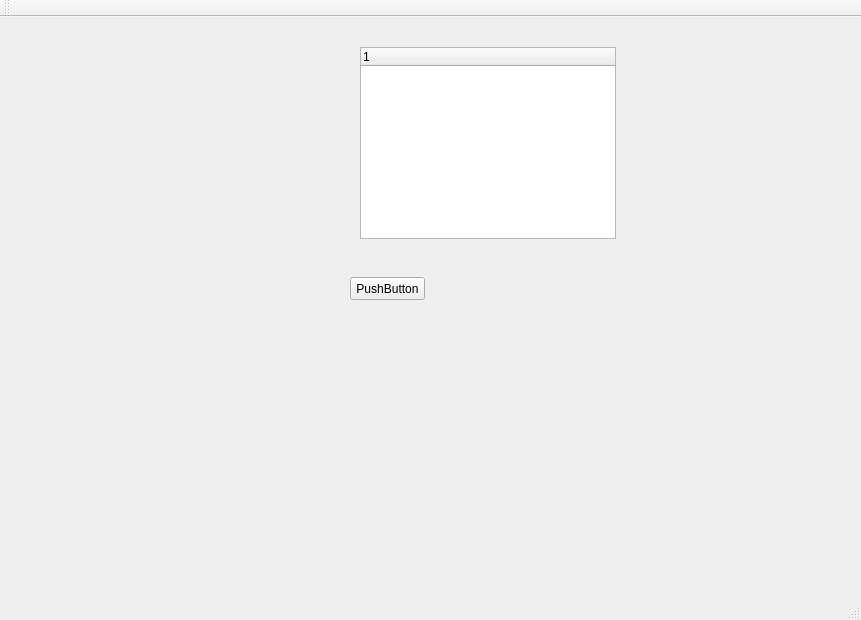
First picture: the form in WIFI_tracker_MTK/mainwindow.ui, repository GGORZ10227216/WIFI_tracker_MTK, before the edit.
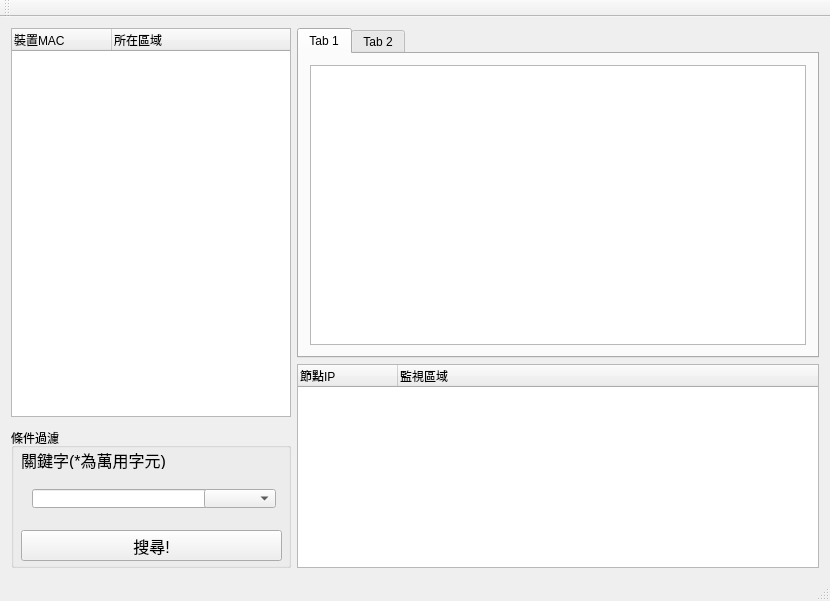
Second picture: the form after the edit.

Commit message: 設定UI布局

What changed in the file:
```diff
--- a/WIFI_tracker_MTK/mainwindow.ui
+++ b/WIFI_tracker_MTK/mainwindow.ui
@@ -6,42 +6,255 @@
    <rect>
     <x>0</x>
     <y>0</y>
-    <width>861</width>
-    <height>620</height>
+    <width>830</width>
+    <height>601</height>
    </rect>
   </property>
   <property name="windowTitle">
    <string>MainWindow</string>
   </property>
   <widget class="QWidget" name="centralWidget">
-   <widget class="QPushButton" name="pushButton">
-    <property name="geometry">
-     <rect>
-      <x>350</x>
-      <y>260</y>
-      <width>75</width>
-      <height>23</height>
-     </rect>
-    </property>
-    <property name="text">
-     <string>PushButton</string>
-    </property>
-   </widget>
-   <widget class="QTreeWidget" name="treeWidget">
-    <property name="geometry">
-     <rect>
-      <x>360</x>
-      <y>30</y>
-      <width>256</width>
-      <height>192</height>
-     </rect>
-    </property>
-    <column>
-     <property name="text">
-      <string notr="true">1</string>
-     </property>
-    </column>
-   </widget>
+   <layout class="QHBoxLayout" name="horizontalLayout_2">
+    <item>
+     <layout class="QHBoxLayout" name="horizontalLayout_3">
+      <item>
+       <layout class="QVBoxLayout" name="verticalLayout_4">
+        <property name="spacing">
+         <number>0</number>
+        </property>
+        <item>
+         <widget class="QTreeWidget" name="treeWidget">
+          <property name="minimumSize">
+           <size>
+            <width>280</width>
+            <height>0</height>
+           </size>
+          </property>
+          <property name="maximumSize">
+           <size>
+            <width>280</width>
+            <height>16777215</height>
+           </size>
+          </property>
+          <column>
+           <property name="text">
+            <string>裝置MAC</string>
+           </property>
+          </column>
+          <column>
+           <property name="text">
+            <string>所在區域</string>
+           </property>
+          </column>
+         </widget>
+        </item>
+        <item>
+         <spacer name="verticalSpacer">
+          <property name="orientation">
+           <enum>Qt::Vertical</enum>
+          </property>
+          <property name="sizeType">
+           <enum>QSizePolicy::Fixed</enum>
+          </property>
+          <property name="sizeHint" stdset="0">
+           <size>
+            <width>20</width>
+            <height>11</height>
+           </size>
+          </property>
+         </spacer>
+        </item>
+        <item>
+         <widget class="QGroupBox" name="groupBox">
+          <property name="minimumSize">
+           <size>
+            <width>280</width>
+            <height>140</height>
+           </size>
+          </property>
+          <property name="maximumSize">
+           <size>
+            <width>250</width>
+            <height>140</height>
+           </size>
+          </property>
+          <property name="title">
+           <string>條件過濾</string>
+          </property>
+          <widget class="QLabel" name="label">
+           <property name="geometry">
+            <rect>
+             <x>10</x>
+             <y>20</y>
+             <width>151</width>
+             <height>21</height>
+            </rect>
+           </property>
+           <property name="text">
+            <string>&lt;html&gt;&lt;head/&gt;&lt;body&gt;&lt;p&gt;&lt;span style=&quot; font-size:12pt;&quot;&gt;關鍵字(*為萬用字元)&lt;/span&gt;&lt;/p&gt;&lt;/body&gt;&lt;/html&gt;</string>
+           </property>
+          </widget>
+          <widget class="QWidget" name="horizontalLayoutWidget_2">
+           <property name="geometry">
+            <rect>
+             <x>10</x>
+             <y>50</y>
+             <width>266</width>
+             <height>41</height>
+            </rect>
+           </property>
+           <layout class="QHBoxLayout" name="horizontalLayout_6">
+            <item>
+             <widget class="QLineEdit" name="lineEdit">
+              <property name="minimumSize">
+               <size>
+                <width>183</width>
+                <height>10</height>
+               </size>
+              </property>
+              <property name="maximumSize">
+               <size>
+                <width>0</width>
+                <height>31</height>
+               </size>
+              </property>
+             </widget>
+            </item>
+            <item>
+             <spacer name="horizontalSpacer">
+              <property name="orientation">
+               <enum>Qt::Horizontal</enum>
+              </property>
+              <property name="sizeHint" stdset="0">
+               <size>
+                <width>40</width>
+                <height>20</height>
+               </size>
+              </property>
+             </spacer>
+            </item>
+            <item>
+             <widget class="QComboBox" name="comboBox"/>
+            </item>
+           </layout>
+          </widget>
+          <widget class="QPushButton" name="pushButton">
+           <property name="geometry">
+            <rect>
+             <x>10</x>
+             <y>102</y>
+             <width>261</width>
+             <height>31</height>
+            </rect>
+           </property>
+           <property name="font">
+            <font>
+             <pointsize>12</pointsize>
+            </font>
+           </property>
+           <property name="text">
+            <string>搜尋!</string>
+           </property>
+          </widget>
+         </widget>
+        </item>
+       </layout>
+      </item>
+      <item>
+       <layout class="QVBoxLayout" name="verticalLayout_5">
+        <property name="spacing">
+         <number>6</number>
+        </property>
+        <item>
+         <widget class="QTabWidget" name="tabWidget">
+          <property name="sizePolicy">
+           <sizepolicy hsizetype="Expanding" vsizetype="Expanding">
+            <horstretch>0</horstretch>
+            <verstretch>0</verstretch>
+           </sizepolicy>
+          </property>
+          <property name="minimumSize">
+           <size>
+            <width>0</width>
+            <height>330</height>
+           </size>
+          </property>
+          <property name="currentIndex">
+           <number>0</number>
+          </property>
+          <widget class="QWidget" name="tab_3">
+           <attribute name="title">
+            <string>Tab 1</string>
+           </attribute>
+           <layout class="QHBoxLayout" name="horizontalLayout_4">
+            <item>
+             <widget class="QGraphicsView" name="graphicsView">
+              <property name="sizePolicy">
+               <sizepolicy hsizetype="Expanding" vsizetype="Expanding">
+                <horstretch>0</horstretch>
+                <verstretch>0</verstretch>
+               </sizepolicy>
+              </property>
+              <property name="minimumSize">
+               <size>
+                <width>0</width>
+                <height>0</height>
+               </size>
+              </property>
+              <property name="cursor" stdset="0">
+               <cursorShape>ArrowCursor</cursorShape>
+              </property>
+              <property name="autoFillBackground">
+               <bool>false</bool>
+              </property>
+              <property name="alignment">
+               <set>Qt::AlignCenter</set>
+              </property>
+              <property name="dragMode">
+               <enum>QGraphicsView::ScrollHandDrag</enum>
+              </property>
+             </widget>
+            </item>
+           </layout>
+          </widget>
+          <widget class="QWidget" name="tab_4">
+           <attribute name="title">
+            <string>Tab 2</string>
+           </attribute>
+          </widget>
+         </widget>
+        </item>
+        <item>
+         <widget class="QTreeWidget" name="treeWidget_2">
+          <property name="minimumSize">
+           <size>
+            <width>520</width>
+            <height>195</height>
+           </size>
+          </property>
+          <property name="maximumSize">
+           <size>
+            <width>16777215</width>
+            <height>300</height>
+           </size>
+          </property>
+          <column>
+           <property name="text">
+            <string>節點IP</string>
+           </property>
+          </column>
+          <column>
+           <property name="text">
+            <string>監視區域</string>
+           </property>
+          </column>
+         </widget>
+        </item>
+       </layout>
+      </item>
+     </layout>
+    </item>
+   </layout>
   </widget>
   <widget class="QMenuBar" name="menuBar">
    <property name="geometry">
```
Left out of the diff: 4 changed lines with no effect on the pictures.
